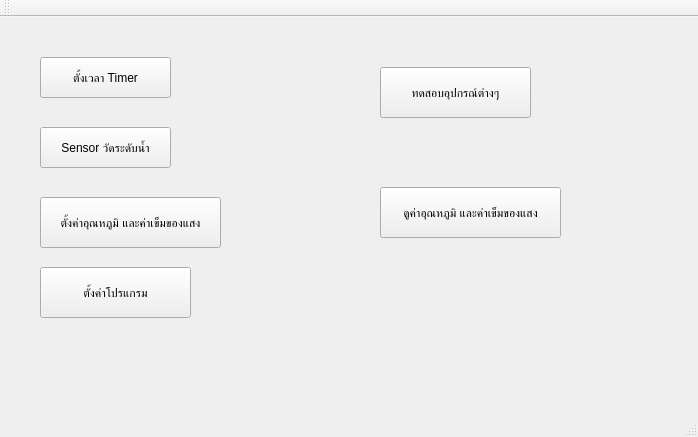
Above: mainwindow.ui from eploentham/TimerWater before the change. Below: the same form after it.
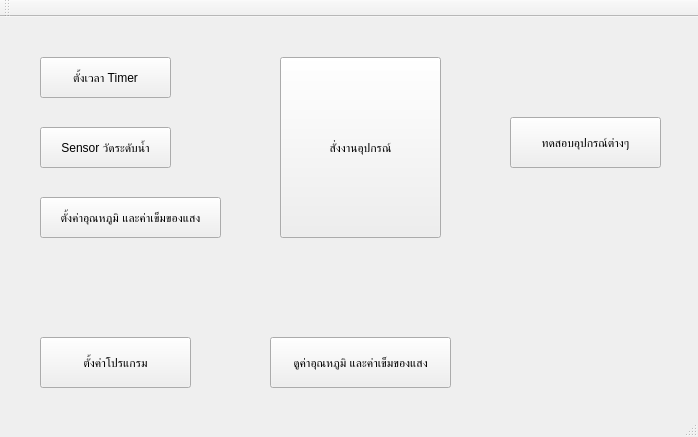
That is the form after the change.

Patch:
```diff
--- a/mainwindow.ui
+++ b/mainwindow.ui
@@ -49,7 +49,7 @@
       <x>40</x>
       <y>180</y>
       <width>181</width>
-      <height>51</height>
+      <height>41</height>
      </rect>
     </property>
     <property name="text">
@@ -60,7 +60,7 @@
     <property name="geometry">
      <rect>
       <x>40</x>
-      <y>250</y>
+      <y>320</y>
       <width>151</width>
       <height>51</height>
      </rect>
@@ -72,8 +72,8 @@
    <widget class="QPushButton" name="pushButton_4">
     <property name="geometry">
      <rect>
-      <x>380</x>
-      <y>50</y>
+      <x>510</x>
+      <y>100</y>
       <width>151</width>
       <height>51</height>
      </rect>
@@ -85,8 +85,8 @@
    <widget class="QPushButton" name="pushButton_5">
     <property name="geometry">
      <rect>
-      <x>380</x>
-      <y>170</y>
+      <x>270</x>
+      <y>320</y>
       <width>181</width>
       <height>51</height>
      </rect>
@@ -95,6 +95,26 @@
      <string>ดูค่าอุณหภูมิ และค่าเข็มของแสง</string>
     </property>
    </widget>
+   <widget class="QPushButton" name="btnRoute">
+    <property name="geometry">
+     <rect>
+      <x>280</x>
+      <y>40</y>
+      <width>161</width>
+      <height>181</height>
+     </rect>
+    </property>
+    <property name="text">
+     <string>สั่งงานอุปกรณ์</string>
+    </property>
+   </widget>
+   <zorder>btnSensor</zorder>
+   <zorder>pushButton</zorder>
+   <zorder>pushButton_3</zorder>
+   <zorder>pushButton_4</zorder>
+   <zorder>pushButton_5</zorder>
+   <zorder>btnTimer</zorder>
+   <zorder>btnRoute</zorder>
   </widget>
   <widget class="QMenuBar" name="menuBar">
    <property name="geometry">
```
